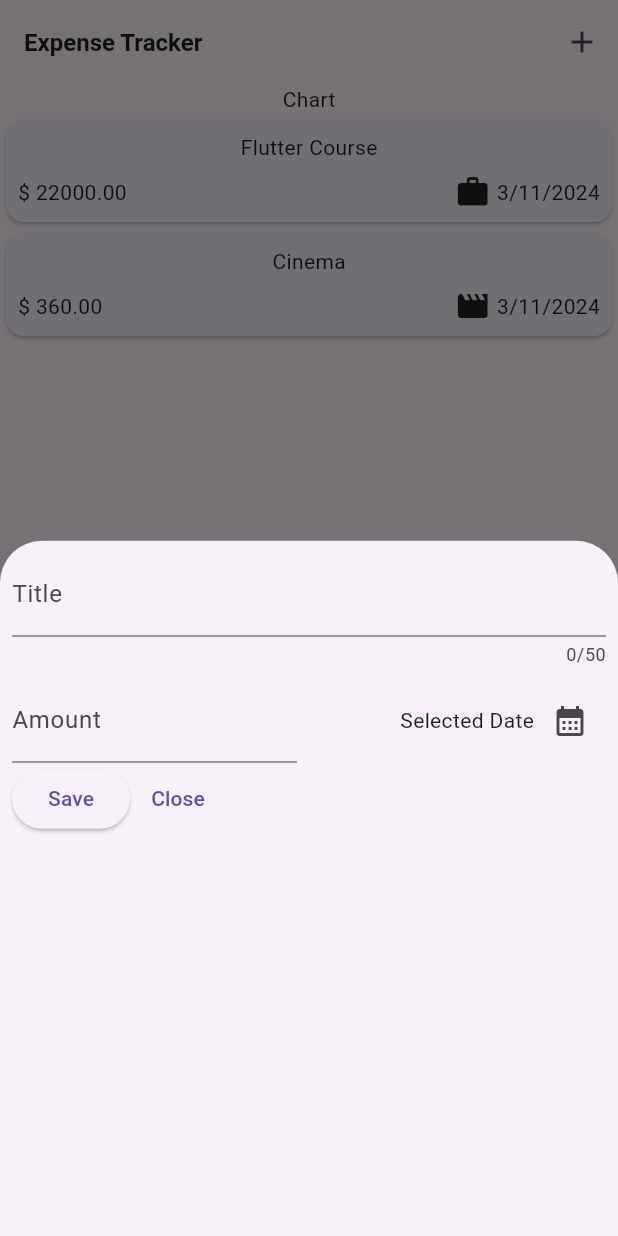
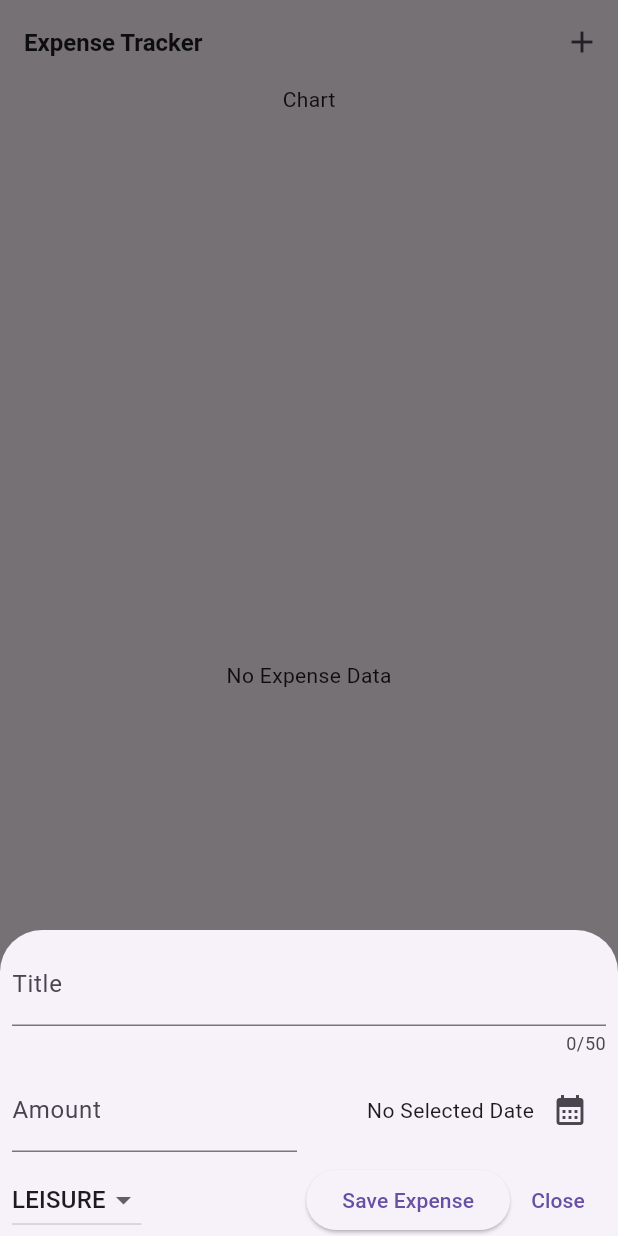
Before and after one commit to amaljithkthomas/expense_tracker, a Flutter app: the screen it shows after launch, after a tap on the "add" icon, on a phone screen of 412 x 824 dp. Run offline on Flutter 3.47's test engine with Material 3 defaults, Android fonts, the phone set to English and light mode, and no system bars.

```diff
--- a/lib/expenses.dart
+++ b/lib/expenses.dart
@@ -12,25 +12,54 @@ class Expense extends StatefulWidget {
 class _ExpenseState extends State<Expense> {
   void _showExpenseBottomSheet() {
     showModalBottomSheet(
+      isScrollControlled: true,
       context: context,
-      builder: (context1) => const NewExpense(),
+      builder: (context1) => NewExpense(
+        addData: addExpenseData,
+      ),
     );
   }
 
-  final List<ExpenseModel> expenseList = [
-    ExpenseModel(
-      title: 'Flutter Course',
-      date: DateTime.now(),
-      amount: 22000,
-      category: Category.work,
-    ),
-    ExpenseModel(
-      title: 'Cinema',
-      date: DateTime.now(),
-      amount: 360,
-      category: Category.leisure,
-    ),
-  ];
+  final List<ExpenseModel> expenseList = [];
+
+  void addExpenseData({required ExpenseModel expenseModel
+      // required String title,
+      // required DateTime date,
+      // required double amount,
+      // required Category category,
+      }) {
+    expenseList.add(
+        // ExpenseModel(
+        //   title: title,
+        //   date: date,
+        //   amount: amount,
+        //   category: category,
+        // ),
+        expenseModel);
+    setState(() {});
+  }
+
+  void deleteItem({required ExpenseModel expenseModel}) {
+    final index = expenseList.indexOf(expenseModel);
+
+    setState(() {
+      expenseList.remove(expenseModel);
+    });
+    ScaffoldMessenger.of(context).showSnackBar(
+      SnackBar(
+        duration: const Duration(seconds: 4),
+        action: SnackBarAction(
+            label: 'undo',
+            onPressed: () {
+              setState(() {
+                expenseList.insert(index, expenseModel);
+              });
+            }),
+        content: const Text('Expense deleted'),
+      ),
+    );
+  }
+
   @override
   Widget build(context) {
     return Scaffold(
@@ -53,7 +82,14 @@ class _ExpenseState extends State<Expense> {
         children: [
           const Text('Chart'),
           Expanded(
-            child: ExpenseList(expenseList: expenseList),
+            child: expenseList.isEmpty
+                ? const Center(
+                    child: Text('No Expense Data'),
+                  )
+                : ExpenseList(
+                    expenseList: expenseList,
+                    deleteItem: deleteItem,
+                  ),
           ),
         ],
       ),
--- a/lib/widget/expense_card.dart
+++ b/lib/widget/expense_card.dart
@@ -18,8 +18,12 @@ class ExpenseCard extends StatelessWidget {
           vertical: 8,
         ),
         child: Column(
+          crossAxisAlignment: CrossAxisAlignment.start,
           children: [
-            Text(expenseData.title),
+            Text(
+              expenseData.title,
+              style: const TextStyle(fontWeight: FontWeight.bold),
+            ),
             const SizedBox(
               height: 8,
             ),
--- a/lib/widget/new_expense.dart
+++ b/lib/widget/new_expense.dart
@@ -1,8 +1,17 @@
+import 'package:expense_tracker/model/expense_model.dart';
 import 'package:flutter/material.dart';
 
 class NewExpense extends StatefulWidget {
+  final Function(
+      {
+      // required String title,
+      // required DateTime date,
+      // required double amount,
+      // required Category category,
+      required ExpenseModel expenseModel}) addData;
   const NewExpense({
     super.key,
+    required this.addData,
   });
 
   @override
@@ -12,15 +21,59 @@ class NewExpense extends StatefulWidget {
 class _NewExpenseState extends State<NewExpense> {
   final _titleController = TextEditingController();
   final _amountController = TextEditingController();
-  void _pickDate() {
+  DateTime? _selectedDate;
+  var _selectedCategory = Category.leisure;
+  void _pickDate() async {
     final now = DateTime.now();
     final firstDate = DateTime(now.year - 1, now.month, now.day);
-    showDatePicker(
+    final pickedDate = await showDatePicker(
+      context: context,
+      firstDate: firstDate,
+      lastDate: now,
+      initialDate: now,
+      initialEntryMode: DatePickerEntryMode.calendarOnly,
+    );
+    setState(() {
+      _selectedDate = pickedDate;
+    });
+  }
+
+  void _submitExpenseData() {
+    final enteredAmount = double.tryParse(_amountController.text);
+    final invalidAmount = enteredAmount == null || enteredAmount < 0;
+    if (_titleController.text.trim().isEmpty ||
+        invalidAmount ||
+        _selectedDate == null) {
+      showDialog(
         context: context,
-        firstDate: firstDate,
-        lastDate: now,
-        initialDate: now,
-        initialEntryMode: DatePickerEntryMode.calendarOnly);
+        builder: (ctx) => AlertDialog(
+          title: const Text('Invalid Input'),
+          content: const Text(
+              'Please make sure to enter a valid Title,Amount and Date'),
+          actions: [
+            TextButton(
+                onPressed: () {
+                  Navigator.pop(ctx);
+                },
+                child: const Text('Ok'))
+          ],
+        ),
+      );
+      return;
+    }
+    widget.addData(
+      // title: _titleController.text,
+      // amount: double.parse(_amountController.text),
+      // category: _selectedCategory,
+      // date: _selectedDate ?? DateTime.now(),
+      expenseModel: ExpenseModel(
+        title: _titleController.text,
+        date: _selectedDate ?? DateTime.now(),
+        amount: enteredAmount,
+        category: _selectedCategory,
+      ),
+    );
+    Navigator.pop(context);
   }
 
   @override
@@ -33,8 +86,14 @@ class _NewExpenseState extends State<NewExpense> {
   @override
   Widget build(BuildContext context) {
     return Padding(
-      padding: const EdgeInsets.all(8.0),
+      padding: EdgeInsets.only(
+        top: 8,
+        left: 8,
+        right: 8,
+        bottom: MediaQuery.of(context).viewInsets.bottom,
+      ),
       child: Column(
+        mainAxisSize: MainAxisSize.min,
         children: [
           TextField(
             controller: _titleController,
@@ -66,7 +125,9 @@ class _NewExpenseState extends State<NewExpense> {
                   mainAxisAlignment: MainAxisAlignment.end,
                   crossAxisAlignment: CrossAxisAlignment.center,
                   children: [
-                    Text('Selected Date'),
+                    Text(_selectedDate != null
+                        ? formatter.format(_selectedDate!)
+                        : ' No Selected Date'),
                     IconButton(
                       onPressed: _pickDate,
                       icon: const Icon(Icons.calendar_month),
@@ -76,14 +137,41 @@ class _NewExpenseState extends State<NewExpense> {
               )
             ],
           ),
+          const SizedBox(
+            height: 8,
+          ),
           Row(
             children: [
+              DropdownButton(
+                value: _selectedCategory,
+                items: Category.values
+                    .map(
+                      (category) => DropdownMenuItem(
+                        value: category,
+                        child: Text(
+                          category.name.toUpperCase(),
+                        ),
+                      ),
+                    )
+                    .toList(),
+                onChanged: (value) {
+                  if (value == null) {
+                    return;
+                  }
+                  setState(() {
+                    _selectedCategory = value;
+                  });
+                },
+              ),
+              const Spacer(),
               ElevatedButton(
-                onPressed: () {},
-                child: const Text('Save'),
+                onPressed: _submitExpenseData,
+                child: const Text('Save Expense'),
               ),
               TextButton(
-                onPressed: () {},
+                onPressed: () {
+                  Navigator.pop(context);
+                },
                 child: const Text('Close'),
               )
             ],
```
Also changed, not shown: lib/widget/expense_list.dart (+11 -2 lines).
